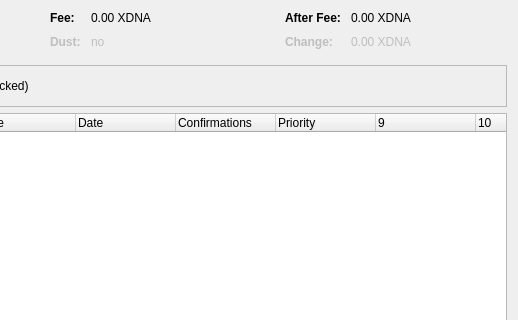
This is src/qt/forms/coincontroldialog.ui in XDNA-Core/XDNA as Qt 5 draws it before an edit; both pictures show x 436 to 954 and y 0 to 320 of the 954 by 500 pixel window. The edited form follows.
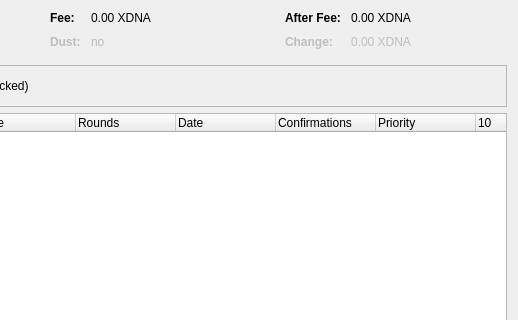
This is the edited form. Custom widgets are drawn as their Qt base class.

```diff
--- a/src/qt/forms/coincontroldialog.ui
+++ b/src/qt/forms/coincontroldialog.ui
@@ -480,19 +480,24 @@
 	<string>Type</string>
       </property>
      </column>
+     <column>
+      <property name="text">
+       <string>Rounds</string>
+      </property>
+     </column>
      <column>
       <property name="text">
        <string>Date</string>
       </property>
-     </column>
-     <column>
-      <property name="text">
-       <string>Confirmations</string>
-      </property>
       <property name="toolTip">
        <string>Confirmed</string>
       </property>
      </column>
+     <column>
+      <property name="text">
+       <string>Confirmations</string>
+      </property>
+     </column>
      <column>
       <property name="text">
        <string>Priority</string>
@@ -518,11 +523,6 @@
        <string/>
       </property>
      </column>
-     <column>
-      <property name="text">
-       <string/>
-      </property>
-     </column>
     </widget>
    </item>
    <item>
```
